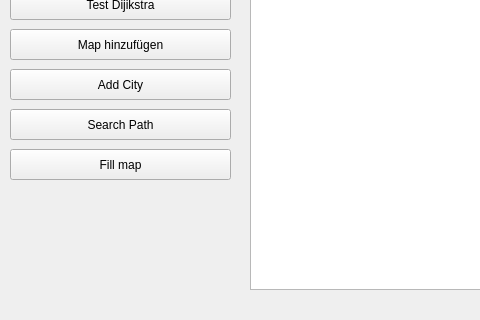
FixedKestrel480/Versuch9, file mainwindow.ui: the form before one commit; both pictures show x 0 to 480 and y 280 to 600 of the 800 by 600 pixel window.
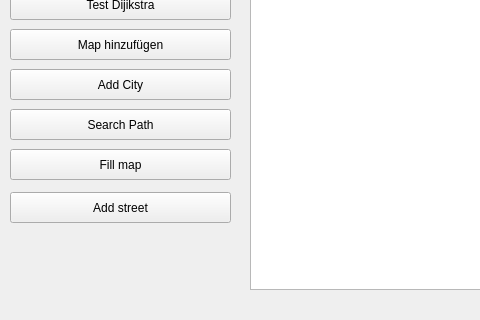
The form after the commit.

What changed in the file:
```diff
--- a/mainwindow.ui
+++ b/mainwindow.ui
@@ -198,6 +198,19 @@
      <string>Search Path</string>
     </property>
    </widget>
+   <widget class="QPushButton" name="pushButton">
+    <property name="geometry">
+     <rect>
+      <x>10</x>
+      <y>453</y>
+      <width>221</width>
+      <height>31</height>
+     </rect>
+    </property>
+    <property name="text">
+     <string>Add street</string>
+    </property>
+   </widget>
   </widget>
   <widget class="QMenuBar" name="menubar">
    <property name="geometry">
```
